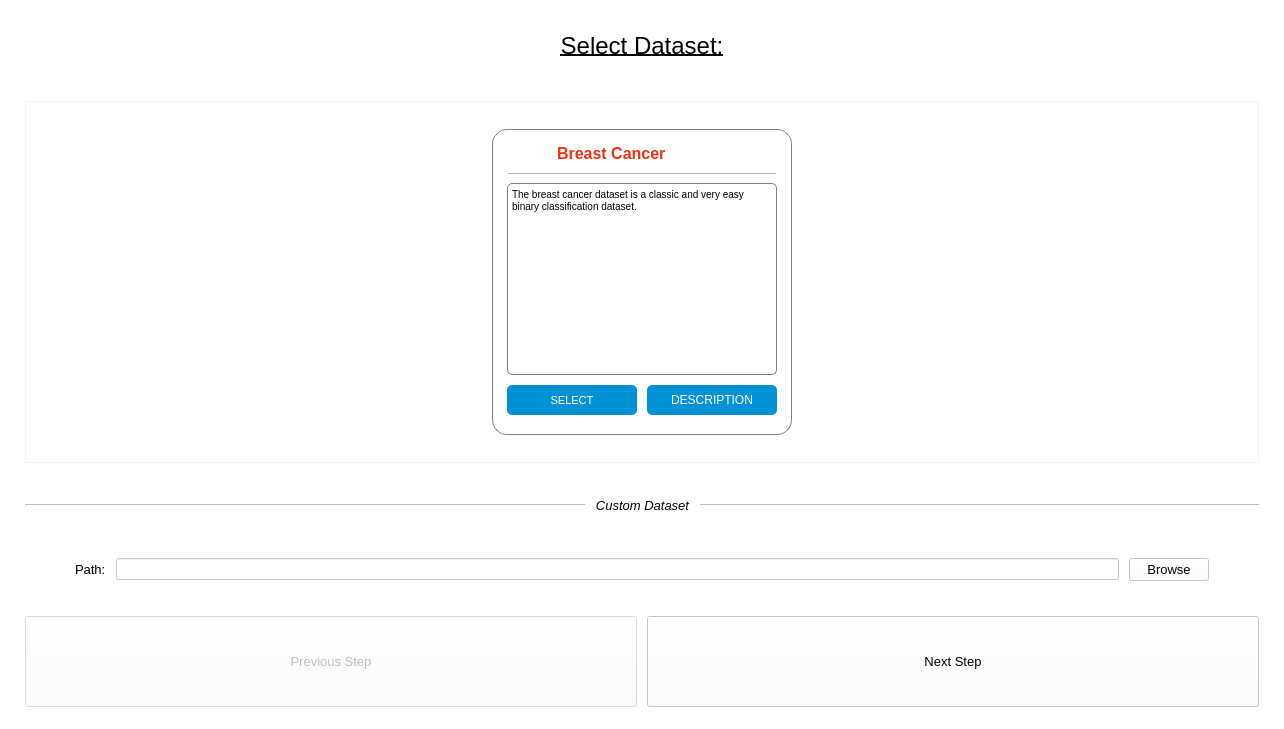
This is UI/Design/dataset.ui in MarkMolenmakerHU/INNO_xAITool as Qt 5 draws it before an edit. The edited form follows.
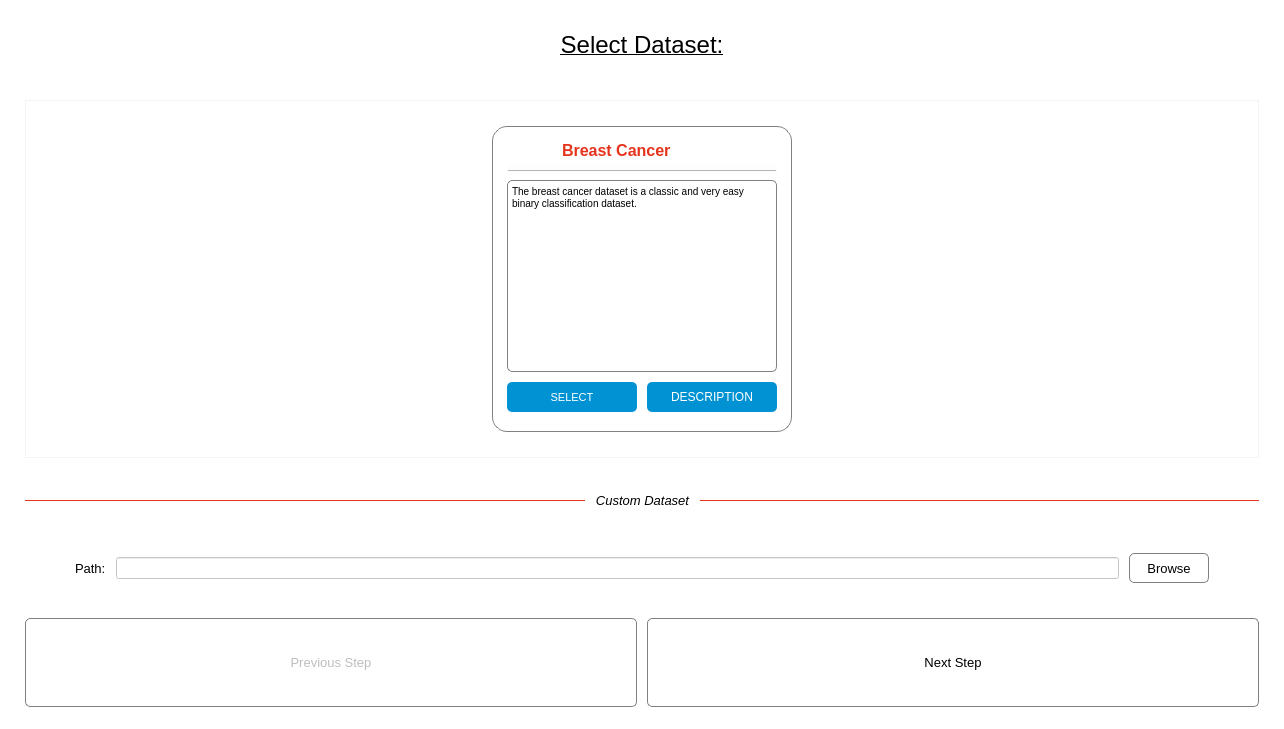
This is the edited form. Icons and pictures are not drawn.

Patch:
```diff
--- a/UI/Design/dataset.ui
+++ b/UI/Design/dataset.ui
@@ -96,11 +96,31 @@
       </item>
       <item>
        <widget class="QPushButton" name="browseButton">
+        <property name="minimumSize">
+         <size>
+          <width>80</width>
+          <height>0</height>
+         </size>
+        </property>
+        <property name="maximumSize">
+         <size>
+          <width>0</width>
+          <height>30</height>
+         </size>
+        </property>
         <property name="font">
          <font>
           <pointsize>10</pointsize>
          </font>
         </property>
+        <property name="cursor">
+         <cursorShape>PointingHandCursor</cursorShape>
+        </property>
+        <property name="styleSheet">
+         <string notr="true">background-color: white;
+border-radius: 5px;
+border: 1px solid grey;</string>
+        </property>
         <property name="text">
          <string>Browse</string>
         </property>
@@ -129,6 +149,17 @@
           <pointsize>10</pointsize>
          </font>
         </property>
+        <property name="cursor">
+         <cursorShape>PointingHandCursor</cursorShape>
+        </property>
+        <property name="autoFillBackground">
+         <bool>false</bool>
+        </property>
+        <property name="styleSheet">
+         <string notr="true">background-color: white;
+border-radius: 5px;
+border: 1px solid grey;</string>
+        </property>
         <property name="text">
          <string>Previous Step</string>
         </property>
@@ -148,7 +179,9 @@
          </font>
         </property>
         <property name="styleSheet">
-         <string notr="true">b</string>
+         <string notr="true">background-color: white;
+border-radius: 5px;
+border: 1px solid grey;</string>
         </property>
         <property name="text">
          <string>Next Step</string>
@@ -167,6 +200,12 @@
       </property>
       <item>
        <widget class="Line" name="line_2">
+        <property name="styleSheet">
+         <string notr="true">color: #e6331c;</string>
+        </property>
+        <property name="frameShadow">
+         <enum>QFrame::Plain</enum>
+        </property>
         <property name="orientation">
          <enum>Qt::Horizontal</enum>
         </property>
@@ -197,6 +236,12 @@
       </item>
       <item>
        <widget class="Line" name="line">
+        <property name="styleSheet">
+         <string notr="true">color: #e6331c;</string>
+        </property>
+        <property name="frameShadow">
+         <enum>QFrame::Plain</enum>
+        </property>
         <property name="orientation">
          <enum>Qt::Horizontal</enum>
         </property>
@@ -221,6 +266,9 @@
       <property name="horizontalScrollBarPolicy">
        <enum>Qt::ScrollBarAsNeeded</enum>
       </property>
+      <property name="sizeAdjustPolicy">
+       <enum>QAbstractScrollArea::AdjustIgnored</enum>
+      </property>
       <property name="widgetResizable">
        <bool>true</bool>
       </property>
@@ -274,7 +322,7 @@
 }
 </string>
           </property>
-          <layout class="QGridLayout" name="gridLayout_2" rowstretch="1,0,0,0,0" columnstretch="0,0">
+          <layout class="QGridLayout" name="gridLayout_2" rowstretch="0,0,0,0,0" columnstretch="0,0">
            <property name="leftMargin">
             <number>15</number>
            </property>
@@ -287,18 +335,21 @@
            <property name="bottomMargin">
             <number>15</number>
            </property>
-           <property name="verticalSpacing">
+           <property name="spacing">
             <number>5</number>
            </property>
            <item row="1" column="0" colspan="2">
-            <layout class="QGridLayout" name="gridLayout_3" columnstretch="2,4,1">
+            <layout class="QHBoxLayout" name="horizontalLayout_5" stretch="2,4,1">
+             <property name="spacing">
+              <number>5</number>
+             </property>
              <property name="topMargin">
               <number>0</number>
              </property>
              <property name="rightMargin">
               <number>10</number>
              </property>
-             <item row="0" column="0">
+             <item>
               <widget class="QLabel" name="label_4">
                <property name="sizePolicy">
                 <sizepolicy hsizetype="Fixed" vsizetype="Fixed">
@@ -332,8 +383,8 @@
                </property>
               </widget>
              </item>
-             <item row="0" column="1">
-              <widget class="QLabel" name="titleLabel">
+             <item>
+              <widget class="QLabel" name="titleLabel0">
                <property name="font">
                 <font>
                  <pointsize>12</pointsize>
@@ -352,8 +403,8 @@
                </property>
               </widget>
              </item>
-             <item row="0" column="2">
-              <widget class="QLabel" name="infoLabel">
+             <item>
+              <widget class="QLabel" name="infoLabel0">
                <property name="sizePolicy">
                 <sizepolicy hsizetype="Maximum" vsizetype="Maximum">
                  <horstretch>0</horstretch>
```
Left out of the diff: 20 changed lines with no effect on the pictures.
